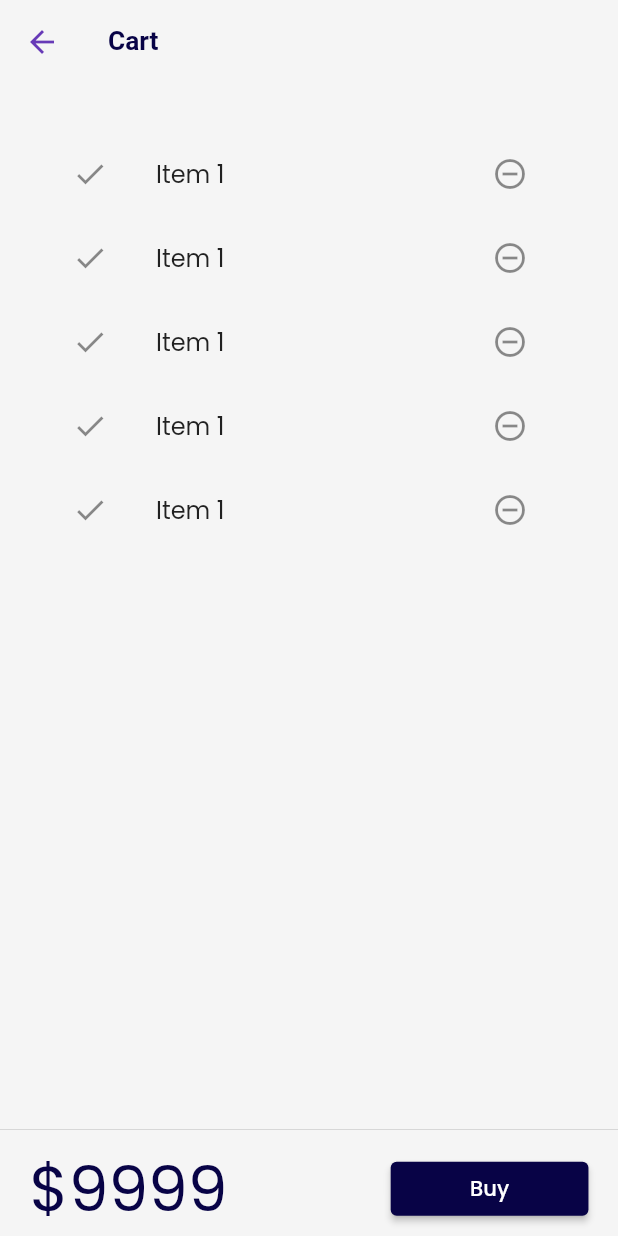
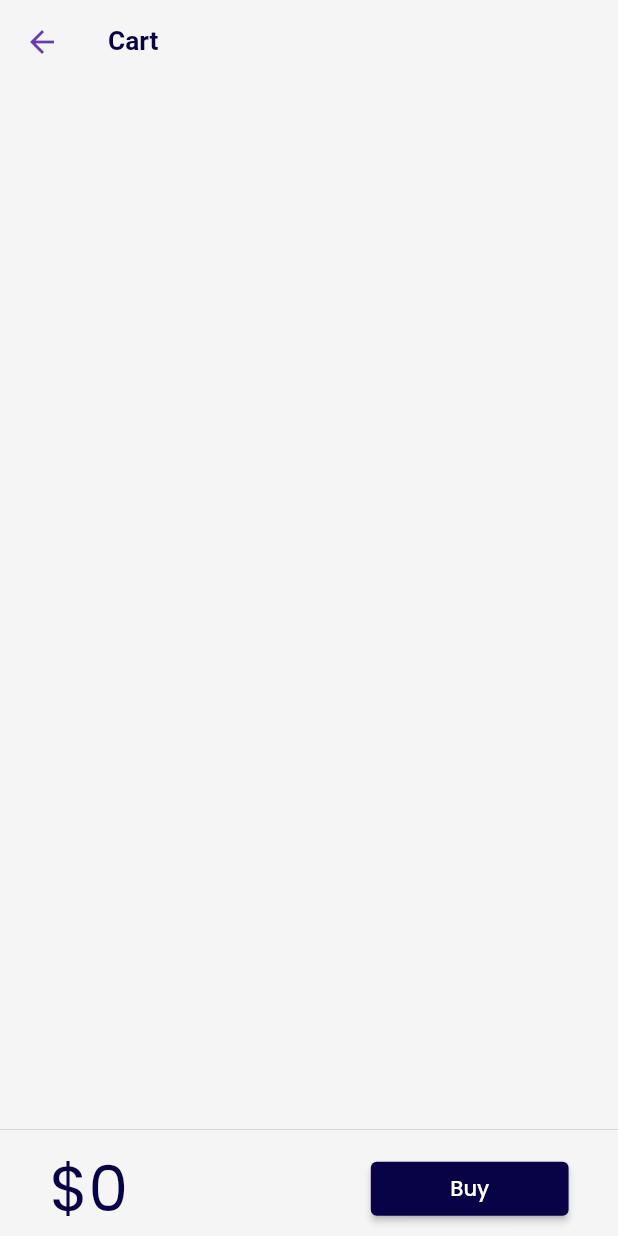
Before and after one commit to Nomanisar/30daysofflutter, a Flutter app: the CartPage screen opened by its route, on a phone screen of 412 x 824 dp. Run offline on Flutter 3.47's test engine with Material 2 defaults, Android fonts, the phone set to English and light mode, and no system bars; our stand-ins replace google_fonts, velocity_x; network calls fail.

Commit message:
DAY-14 Completed

```diff
--- a/lib/models/cart.dart
+++ b/lib/models/cart.dart
@@ -1,6 +1,13 @@
 import 'package:flutter_catalog/models/catelog.dart';
 
 class CartModel {
+  //Singelton Class.. Which Return always this Model  for every new object
+  static final cartModel = CartModel._internal();
+
+  CartModel._internal();
+
+  factory CartModel() => cartModel;
+
   //Catelog field
   late CatelogModel _catelog;
 
--- a/lib/models/catelog.dart
+++ b/lib/models/catelog.dart
@@ -1,4 +1,12 @@
+import 'dart:convert';
+
 class CatelogModel {
+  static final cateModel = CatelogModel._internal();
+
+  CatelogModel._internal();
+
+  factory CatelogModel() => cateModel;
+
   static List<Item> items = [];
 
   //Get by ID
--- a/lib/pages/cart_page.dart
+++ b/lib/pages/cart_page.dart
@@ -1,4 +1,5 @@
 import 'package:flutter/material.dart';
+import 'package:flutter_catalog/models/cart.dart';
 import 'package:velocity_x/velocity_x.dart';
 
 class CartPage extends StatelessWidget {
@@ -28,11 +29,12 @@ class _CartTotal extends StatelessWidget {
 
   @override
   Widget build(BuildContext context) {
+    final _cart = CartModel();
     return SizedBox(
       child: Row(
         mainAxisAlignment: MainAxisAlignment.spaceAround,
         children: [
-          "\$9999".text.color(context.accentColor).xl5.make(),
+          "\$${_cart.totalPrice}".text.color(context.accentColor).xl5.make(),
           30.widthBox,
           ElevatedButton(
             onPressed: () {
@@ -58,17 +60,18 @@ class _CartList extends StatefulWidget {
 }
 
 class __CartListState extends State<_CartList> {
+  final _cart = CartModel();
   @override
   Widget build(BuildContext context) {
     return ListView.builder(
-      itemCount: 5,
+      itemCount: _cart.items.length,
       itemBuilder: ((context, index) => ListTile(
             leading: const Icon(Icons.done),
             trailing: IconButton(
               icon: const Icon(Icons.remove_circle_outline),
               onPressed: () {},
             ),
-            title: "Item 1".text.make(),
+            title: _cart.items[index].name.text.make(),
           )),
     );
   }
```
Also changed, not shown: lib/widgets/homepage_widget/catelog_list.dart (+40 -12 lines).
